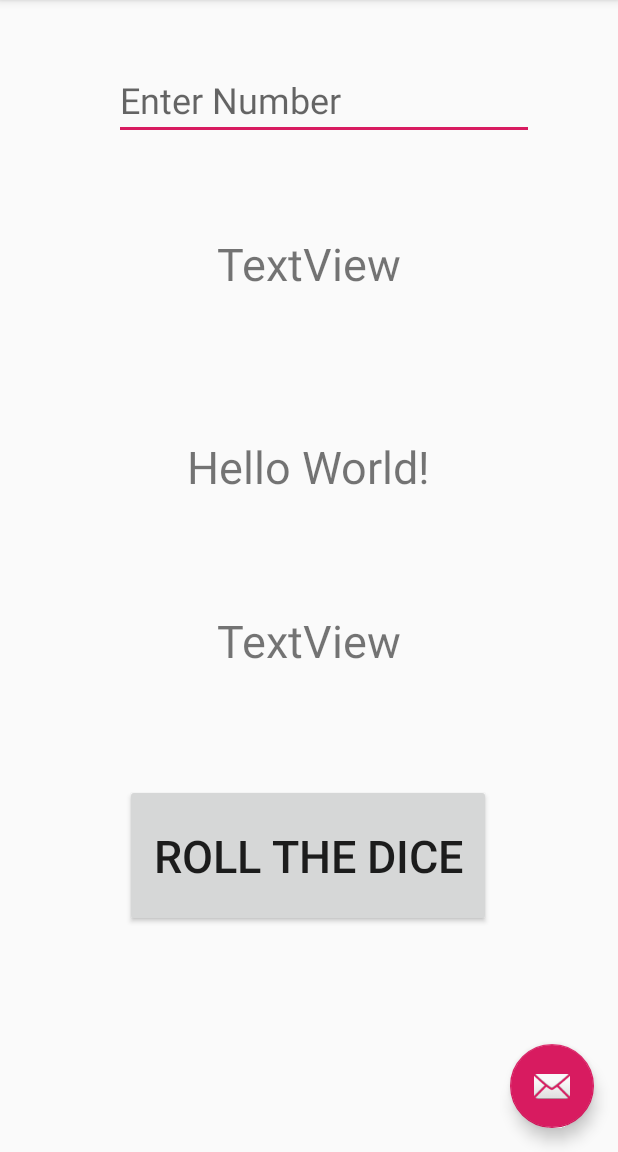
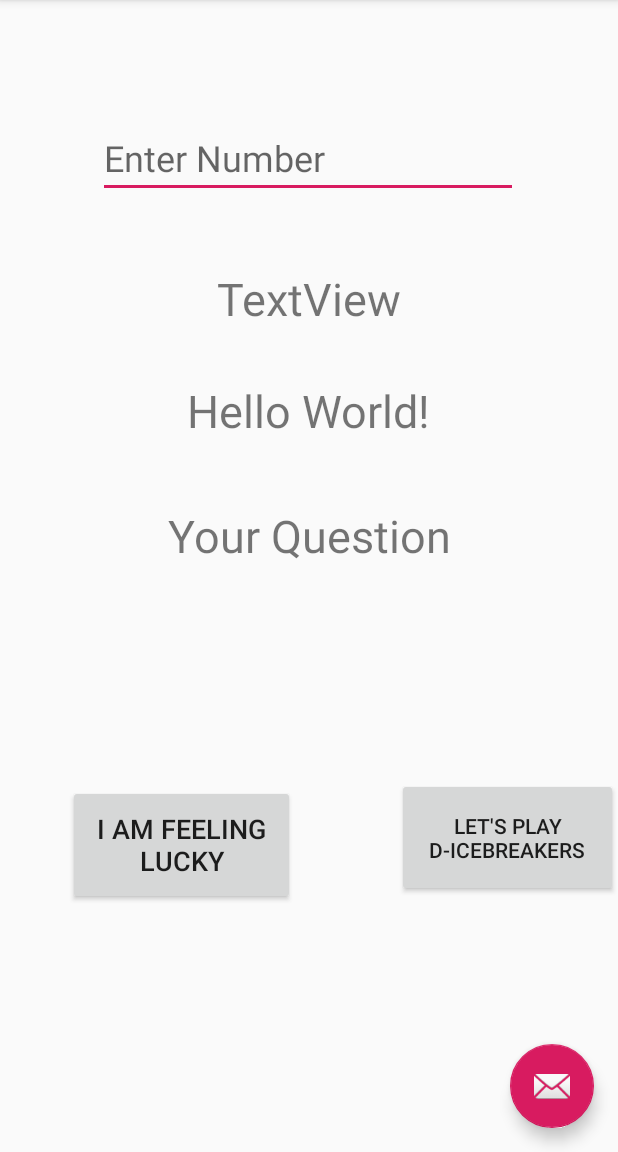
Before and after one commit to zak9127/DiceRoller, an Android app: the screen it shows after launch (MainActivity), on a phone screen of 412 x 824 dp, the part 84-1236 px from its top. Run offline under Robolectric (Android 15) with nearby library versions, the phone set to English and light mode, and no system bars.

```diff
--- a/app/src/main/res/layout/content_main.xml
+++ b/app/src/main/res/layout/content_main.xml
@@ -18,21 +18,21 @@
         app:layout_constraintLeft_toLeftOf="parent"
         app:layout_constraintRight_toRightOf="parent"
         app:layout_constraintTop_toTopOf="parent"
-        app:layout_constraintVertical_bias="0.4" />
+        app:layout_constraintVertical_bias="0.348" />
 
     <Button
         android:id="@+id/button"
-        android:layout_width="244dp"
-        android:layout_height="95dp"
+        android:layout_width="151dp"
+        android:layout_height="80dp"
         android:onClick="on_button_click"
-        android:text="Roll the dice"
-        android:textSize="30sp"
+        android:text="I am feeling lucky"
+        android:textSize="18sp"
         app:layout_constraintBottom_toBottomOf="parent"
-        app:layout_constraintEnd_toEndOf="parent"
-        app:layout_constraintHorizontal_bias="0.497"
+        app:layout_constraintEnd_toStartOf="@+id/button2"
+        app:layout_constraintHorizontal_bias="0.398"
         app:layout_constraintStart_toStartOf="parent"
         app:layout_constraintTop_toBottomOf="@+id/numberTextView"
-        app:layout_constraintVertical_bias="0.561"
+        app:layout_constraintVertical_bias="0.582"
         tools:ignore="UnknownId" />
 
     <EditText
@@ -45,10 +45,10 @@
         android:textSize="24sp"
         app:layout_constraintBottom_toTopOf="@+id/numberTextView"
         app:layout_constraintEnd_toEndOf="parent"
-        app:layout_constraintHorizontal_bias="0.576"
+        app:layout_constraintHorizontal_bias="0.496"
         app:layout_constraintStart_toStartOf="parent"
         app:layout_constraintTop_toTopOf="parent"
-        app:layout_constraintVertical_bias="0.168" />
+        app:layout_constraintVertical_bias="0.392" />
 
     <TextView
         android:id="@+id/Response"
@@ -60,15 +60,38 @@
         app:layout_constraintEnd_toEndOf="parent"
         app:layout_constraintStart_toStartOf="parent"
         app:layout_constraintTop_toBottomOf="@+id/Number"
-        app:layout_constraintVertical_bias="0.396" />
+        app:layout_constraintVertical_bias="0.579" />
 
     <TextView
         android:id="@+id/Points"
         android:layout_width="wrap_content"
         android:layout_height="wrap_content"
-        android:text="TextView"
         android:textSize="30sp"
         app:layout_constraintBottom_toTopOf="@+id/button"
+        app:layout_constraintEnd_toEndOf="parent"
+        app:layout_constraintHorizontal_bias="0.498"
+        app:layout_constraintStart_toStartOf="parent"
+        app:layout_constraintTop_toBottomOf="@+id/numberTextView"
+        app:layout_constraintVertical_bias="0.668"
+        tools:text="Your Score" />
+
+    <Button
+        android:id="@+id/button2"
+        android:layout_width="147dp"
+        android:layout_height="79dp"
+        android:text="Let's play D-ICEBREAKERS"
+        app:layout_constraintBottom_toBottomOf="parent"
+        app:layout_constraintEnd_toEndOf="parent"
+        app:layout_constraintTop_toBottomOf="@+id/Points"
+        app:layout_constraintVertical_bias="0.253" />
+
+    <TextView
+        android:id="@+id/question"
+        android:layout_width="wrap_content"
+        android:layout_height="wrap_content"
+        android:text="Your Question"
+        android:textSize="30sp"
+        app:layout_constraintBottom_toTopOf="@+id/Points"
         app:layout_constraintEnd_toEndOf="parent"
         app:layout_constraintStart_toStartOf="parent"
         app:layout_constraintTop_toBottomOf="@+id/numberTextView" />
```
Also changed, not shown: app/src/main/java/com/example/firstapp/MainActivity.java (+85 -8 lines).
